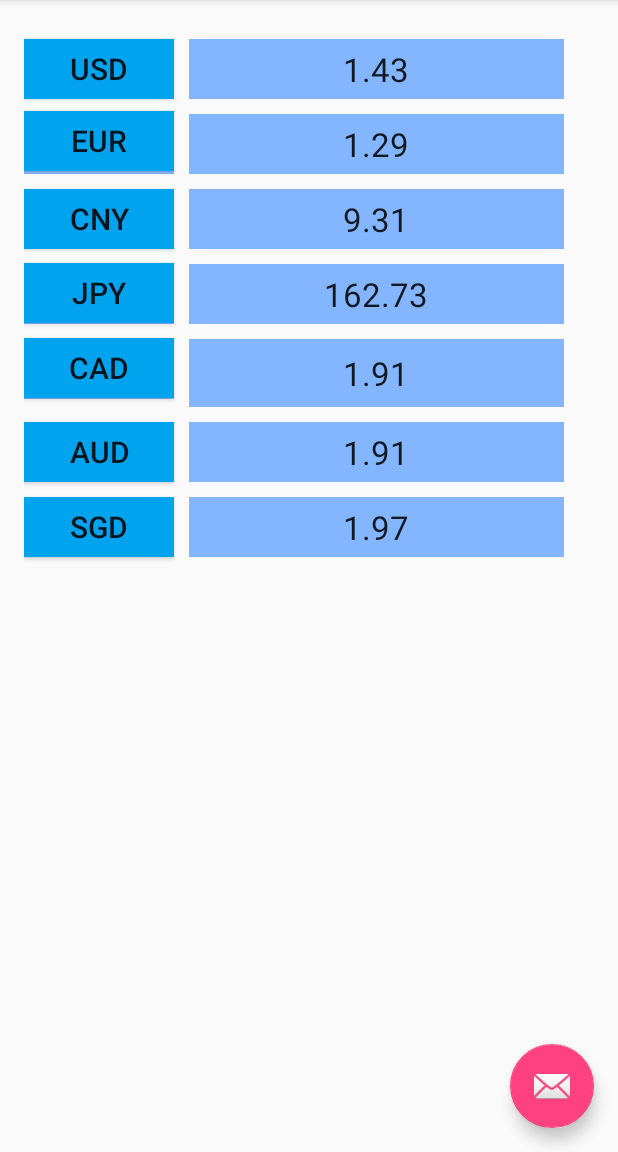
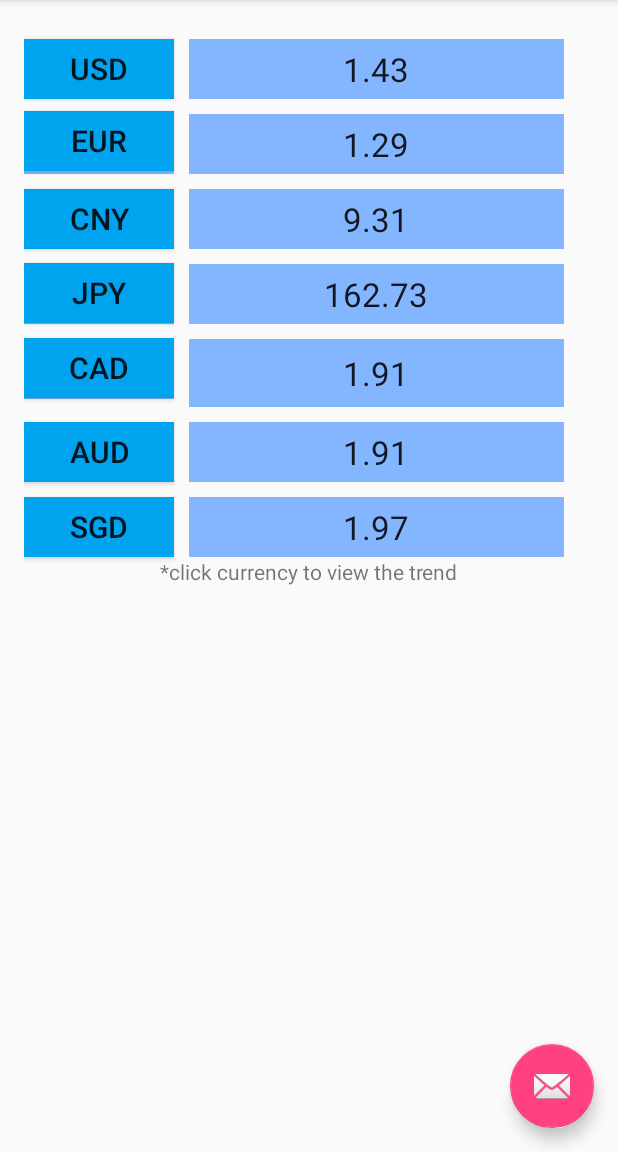
Before and after one commit to zczlkme/CurrencyExchangeCalc, an Android app: the screen it shows after launch (Rate), after a tap on "EXCHANGE RATE", on a phone screen of 412 x 824 dp, the part 84-1236 px from its top. Run offline under Robolectric (Android 15) with nearby library versions, the phone set to English and light mode, and no system bars.

Commit message:
shrink picture size and add one line below rate.xml

```diff
--- a/app/src/main/res/layout-land/activity_information.xml
+++ b/app/src/main/res/layout-land/activity_information.xml
@@ -13,7 +13,7 @@
     <ImageView
         android:layout_width="100dp"
         android:layout_height="100dp"
-        android:src="@drawable/marvel1"
+        android:src="@drawable/marvelnew1"
         android:id="@+id/imageView1"
         android:layout_marginLeft="0dp"
         android:layout_below="@+id/textView9"
@@ -21,7 +21,7 @@
     <ImageView
         android:layout_width="100dp"
         android:layout_height="100dp"
-        android:src="@drawable/marvel3"
+        android:src="@drawable/marvelnew3"
         android:id="@+id/imageView2"
         android:layout_marginLeft="0dp"
         android:layout_below="@+id/textView15"
@@ -29,7 +29,7 @@
     <ImageView
         android:layout_width="100dp"
         android:layout_height="100dp"
-        android:src="@drawable/marvel2"
+        android:src="@drawable/marvelnew2"
         android:id="@+id/imageView3"
         android:layout_marginLeft="0dp"
         android:layout_alignParentBottom="true"
--- a/app/src/main/res/layout-land/content_rate.xml
+++ b/app/src/main/res/layout-land/content_rate.xml
@@ -273,7 +273,7 @@
         android:layout_alignParentStart="true"
         android:layout_marginTop="10dp"
         android:layout_marginLeft="0dp"
-        android:background="#84b5ff"
+        android:background="#00a3ee"
         android:textSize="20dp" />
     <Button
         android:layout_width="100dp"
@@ -283,7 +283,7 @@
         android:layout_row="1"
         android:layout_column="0"
         android:layout_marginLeft="0dp"
-        android:background="#84b5ff"
+        android:background="#00a3ee"
         android:layout_alignTop="@+id/textView2"
         android:layout_toStartOf="@+id/rate2"
         android:textSize="20dp" />
@@ -295,7 +295,7 @@
         android:layout_row="1"
         android:layout_column="0"
         android:layout_marginLeft="0dp"
-        android:background="#84b5ff"
+        android:background="#00a3ee"
         android:layout_alignParentBottom="true"
         android:layout_toEndOf="@+id/gridLayout7"
         android:layout_marginTop="0dp"
@@ -309,7 +309,7 @@
         android:layout_row="1"
         android:layout_column="0"
         android:layout_marginLeft="0dp"
-        android:background="#84b5ff"
+        android:background="#00a3ee"
         android:layout_above="@+id/gridLayout4"
         android:layout_toStartOf="@+id/rate4"
         android:textSize="20dp" />
@@ -321,7 +321,7 @@
         android:layout_row="1"
         android:layout_column="0"
         android:layout_marginLeft="0dp"
-        android:background="#84b5ff"
+        android:background="#00a3ee"
         android:layout_alignParentBottom="true"
         android:layout_toEndOf="@+id/gridLayout7"
         android:layout_marginBottom="108dp"
@@ -334,7 +334,7 @@
         android:layout_row="1"
         android:layout_column="0"
         android:layout_marginLeft="0dp"
-        android:background="#84b5ff"
+        android:background="#00a3ee"
         android:layout_alignBottom="@+id/gridLayout5"
         android:layout_toStartOf="@+id/rate6"
         android:textSize="20dp" />
@@ -346,9 +346,17 @@
         android:layout_row="1"
         android:layout_column="0"
         android:layout_marginLeft="0dp"
-        android:background="#84b5ff"
+        android:background="#00a3ee"
         android:layout_below="@+id/gridLayout6"
         android:layout_alignParentStart="true"
         android:layout_marginTop="-40dp"
         android:textSize="20dp" />
+
+    <TextView
+        android:layout_width="wrap_content"
+        android:layout_height="wrap_content"
+        android:text="*click currency to view the trend"
+        android:id="@+id/textView24"
+        android:layout_below="@+id/buttonsgd"
+        android:layout_centerHorizontal="true" />
 </RelativeLayout>
--- a/app/src/main/res/layout/activity_currency_trend.xml
+++ b/app/src/main/res/layout/activity_currency_trend.xml
@@ -24,7 +24,7 @@
             android:id="@+id/linetext"
             android:layout_width="wrap_content"
             android:layout_height="wrap_content"
-            android:text="USD"
+            android:text="USD PER 1 GBP"
             android:textSize="16dp"
             android:layout_above="@+id/graph"
             android:layout_centerHorizontal="true" />
@@ -42,7 +42,7 @@
             android:layout_width="match_parent"
             android:layout_height="match_parent"
             android:id="@+id/imageView"
-            android:src="@drawable/usd"
+            android:src="@drawable/usdnew"
             android:layout_above="@+id/linetext"
             android:layout_centerHorizontal="true" />
 
--- a/app/src/main/res/layout/activity_currency_trend1.xml
+++ b/app/src/main/res/layout/activity_currency_trend1.xml
@@ -24,7 +24,7 @@
             android:id="@+id/linetext"
             android:layout_width="wrap_content"
             android:layout_height="wrap_content"
-            android:text="EUR"
+            android:text="EUR PER 1 GBP"
             android:textSize="16dp"
             android:layout_above="@+id/graph"
             android:layout_centerHorizontal="true" />
--- a/app/src/main/res/layout/activity_currency_trend2.xml
+++ b/app/src/main/res/layout/activity_currency_trend2.xml
@@ -24,7 +24,7 @@
             android:id="@+id/linetext"
             android:layout_width="wrap_content"
             android:layout_height="wrap_content"
-            android:text="CNY"
+            android:text="CNY PER 1 GBP"
             android:textSize="16dp"
             android:layout_above="@+id/graph"
             android:layout_centerHorizontal="true" />
--- a/app/src/main/res/layout/activity_currency_trend3.xml
+++ b/app/src/main/res/layout/activity_currency_trend3.xml
@@ -23,7 +23,7 @@
             android:id="@+id/linetext"
             android:layout_width="wrap_content"
             android:layout_height="wrap_content"
-            android:text="JPY"
+            android:text="JPY PER 1 GBP"
             android:textSize="16dp"
             android:layout_above="@+id/graph"
             android:layout_centerHorizontal="true" />
--- a/app/src/main/res/layout/activity_currency_trend4.xml
+++ b/app/src/main/res/layout/activity_currency_trend4.xml
@@ -23,7 +23,7 @@
             android:id="@+id/linetext"
             android:layout_width="wrap_content"
             android:layout_height="wrap_content"
-            android:text="CAD"
+            android:text="CAD PER 1 GBP"
             android:textSize="16dp"
             android:layout_above="@+id/graph"
             android:layout_centerHorizontal="true" />
@@ -32,7 +32,7 @@
             android:layout_width="match_parent"
             android:layout_height="200dip"
             android:title="CAD"
-            android:src="@drawable/cad"
+
             android:id="@+id/graph"
             android:layout_alignParentBottom="true"
             android:layout_marginBottom="55dp"
@@ -41,7 +41,7 @@
             android:layout_width="match_parent"
             android:layout_height="match_parent"
             android:id="@+id/imageView6"
-            android:src="@drawable/cad"
+            android:src="@drawable/cadnew"
             android:layout_above="@+id/linetext"
             android:layout_alignParentEnd="true" />
 
--- a/app/src/main/res/layout/activity_currency_trend5.xml
+++ b/app/src/main/res/layout/activity_currency_trend5.xml
@@ -23,7 +23,7 @@
             android:id="@+id/linetext"
             android:layout_width="wrap_content"
             android:layout_height="wrap_content"
-            android:text="AUD"
+            android:text="AUD PER 1 GBP"
             android:textSize="16dp"
             android:layout_above="@+id/graph"
             android:layout_centerHorizontal="true" />
@@ -40,7 +40,7 @@
             android:layout_width="match_parent"
             android:layout_height="match_parent"
             android:id="@+id/imageView6"
-            android:src="@drawable/aud"
+            android:src="@drawable/audnew"
             android:layout_above="@+id/linetext"
             android:layout_alignParentEnd="true" />
 
--- a/app/src/main/res/layout/activity_currency_trend6.xml
+++ b/app/src/main/res/layout/activity_currency_trend6.xml
@@ -23,7 +23,7 @@
             android:id="@+id/linetext"
             android:layout_width="wrap_content"
             android:layout_height="wrap_content"
-            android:text="SGD"
+            android:text="SGD PER 1 GBP"
             android:textSize="16dp"
             android:layout_above="@+id/graph"
             android:layout_centerHorizontal="true" />
@@ -40,7 +40,7 @@
             android:layout_width="match_parent"
             android:layout_height="match_parent"
             android:id="@+id/imageView6"
-            android:src="@drawable/sg"
+            android:src="@drawable/sgnew"
             android:layout_above="@+id/linetext"
             android:layout_alignParentEnd="true" />
 
--- a/app/src/main/res/layout/activity_information.xml
+++ b/app/src/main/res/layout/activity_information.xml
@@ -13,7 +13,7 @@
     <ImageView
         android:layout_width="100dp"
         android:layout_height="100dp"
-        android:src="@drawable/marvel3"
+        android:src="@drawable/marvelnew3"
         android:id="@+id/imageView2"
         android:layout_marginLeft="0dp"
         android:layout_below="@+id/imageView4"
@@ -22,7 +22,7 @@
     <ImageView
         android:layout_width="100dp"
         android:layout_height="100dp"
-        android:src="@drawable/marvel2"
+        android:src="@drawable/marvelnew2"
         android:id="@+id/imageView3"
         android:layout_marginLeft="0dp"
         android:layout_alignParentBottom="true"
@@ -30,7 +30,7 @@
     <ImageView
         android:layout_width="100dp"
         android:layout_height="100dp"
-        android:src="@drawable/marvel1"
+        android:src="@drawable/marvelnew1"
         android:id="@+id/imageView4"
         android:layout_marginLeft="0dp"
         android:layout_marginTop="37dp"
--- a/app/src/main/res/layout/content_rate.xml
+++ b/app/src/main/res/layout/content_rate.xml
@@ -354,5 +354,13 @@
         android:layout_marginTop="-40dp"
         android:textSize="20dp" />
 
+    <TextView
+        android:layout_width="wrap_content"
+        android:layout_height="wrap_content"
+        android:text="*click currency to view the trend"
+        android:id="@+id/textView23"
+        android:layout_below="@+id/gridLayout6"
+        android:layout_centerHorizontal="true" />
+
 
 </RelativeLayout>
```
Also changed, not shown: app/src/main/res/drawable/audnew.JPG (added), app/src/main/res/drawable/cadnew.JPG (added), app/src/main/res/drawable/marvelnew1.PNG (added), app/src/main/res/drawable/marvelnew2.PNG (added), app/src/main/res/drawable/marvelnew3.PNG (added), app/src/main/res/drawable/sgnew.JPG (added), app/src/main/res/drawable/usdnew.JPG (added).
